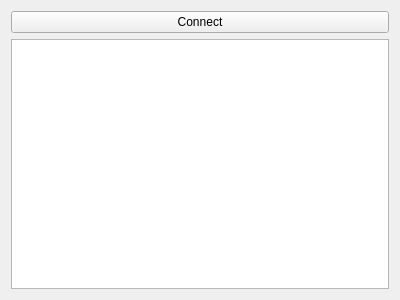
Qt form ui/plugin_w.ui (qualisys/QTM-Connect-For-Maya) before a commit.
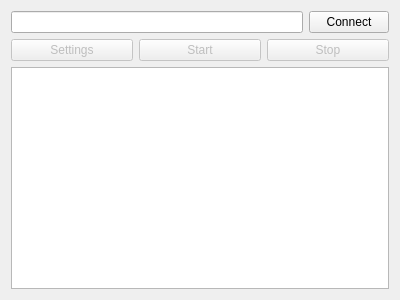
The same form after that commit.

```diff
--- a/ui/plugin_w.ui
+++ b/ui/plugin_w.ui
@@ -4,8 +4,8 @@
  <widget class="QWidget" name="Form">
   <property name="geometry">
    <rect>
-    <x>150</x>
-    <y>100</y>
+    <x>400</x>
+    <y>300</y>
     <width>400</width>
     <height>300</height>
    </rect>
@@ -15,11 +15,55 @@
   </property>
   <layout class="QVBoxLayout" name="verticalLayout">
    <item>
-    <widget class="QPushButton" name="connectButton">
-     <property name="text">
-      <string>Connect</string>
-     </property>
-    </widget>
+    <layout class="QHBoxLayout" name="horizontalLayout_3">
+     <item>
+      <widget class="QLineEdit" name="hostField">
+       <property name="text">
+       </property>
+      </widget>
+     </item>
+     <item>
+      <widget class="QPushButton" name="connectButton">
+       <property name="text">
+        <string>Connect</string>
+       </property>
+      </widget>
+     </item>
+    </layout>
+   </item>
+   <item>
+    <layout class="QHBoxLayout" name="horizontalLayout">
+     <item>
+      <widget class="QPushButton" name="settingsButton">
+       <property name="enabled">
+        <bool>false</bool>
+       </property>
+       <property name="text">
+        <string>Settings</string>
+       </property>
+      </widget>
+     </item>
+     <item>
+      <widget class="QPushButton" name="startButton">
+       <property name="enabled">
+        <bool>false</bool>
+       </property>
+       <property name="text">
+        <string>Start</string>
+       </property>
+      </widget>
+     </item>
+     <item>
+      <widget class="QPushButton" name="stopButton">
+       <property name="enabled">
+        <bool>false</bool>
+       </property>
+       <property name="text">
+        <string>Stop</string>
+       </property>
+      </widget>
+     </item>
+    </layout>
    </item>
    <item>
     <widget class="QPlainTextEdit" name="textBox">
```
